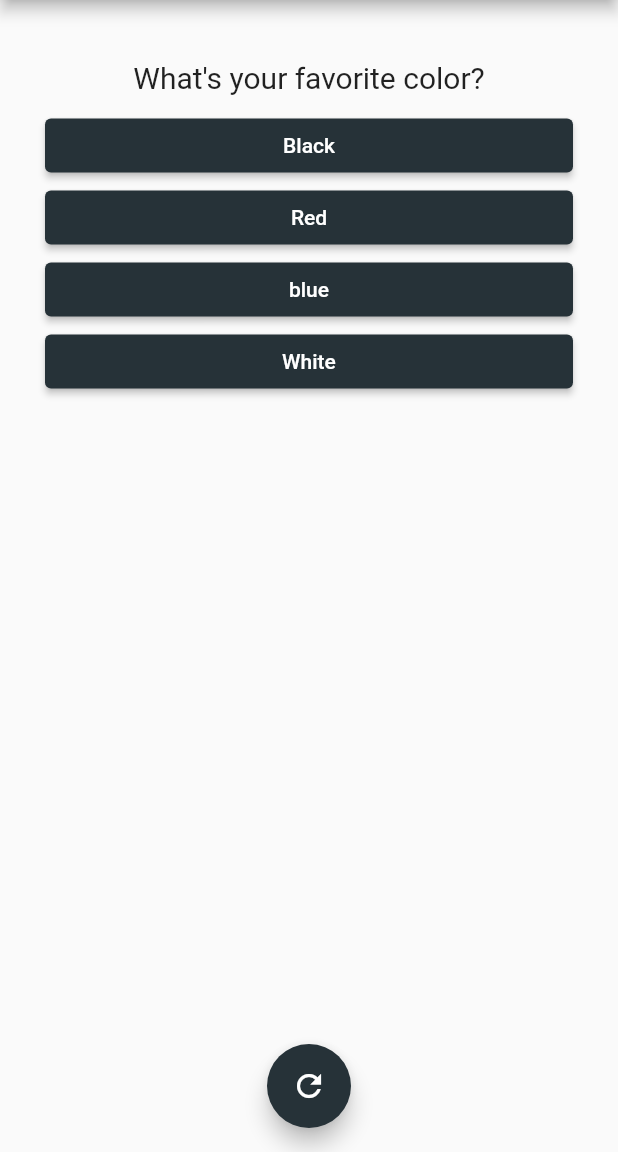
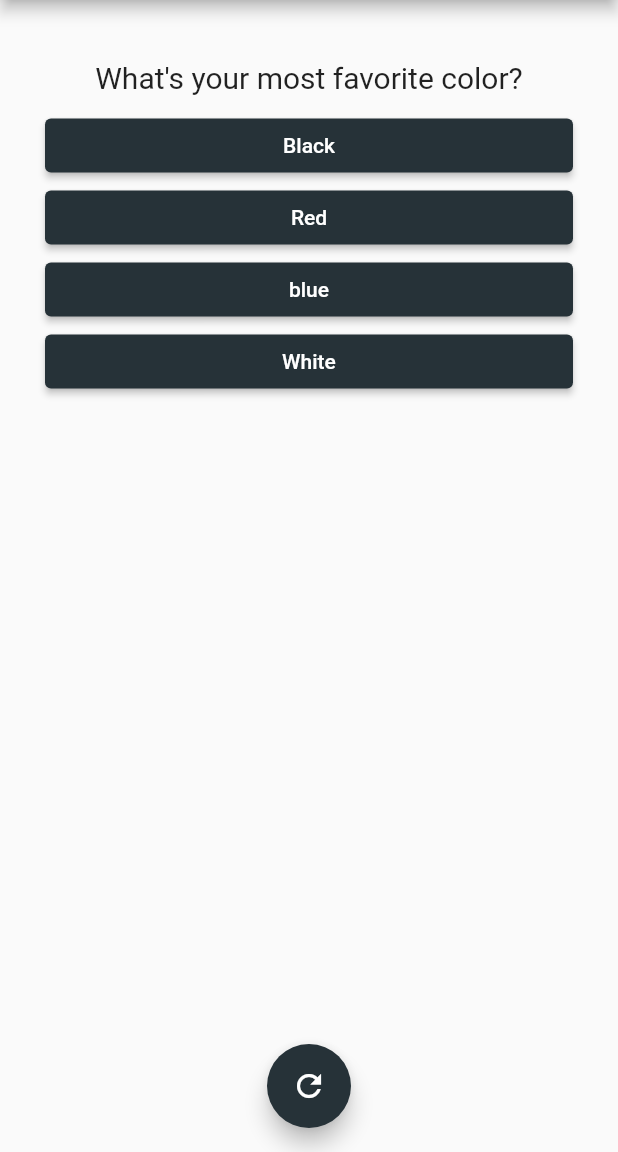
Before and after one commit to doziestar/tutisApp, a Flutter app: the screen it shows after launch, on a phone screen of 412 x 824 dp, the part 84-1236 px from its top. Run offline on Flutter 3.47's test engine with Material 2 defaults, Android fonts, the phone set to English and light mode, and no system bars.

Commit message:
✅ sect3 done

```diff
--- a/lib/utils/helper.dart
+++ b/lib/utils/helper.dart
@@ -1,6 +1,6 @@
 const questions = [
   {
-    'questionText': 'What\'s your favorite color?',
+    'questionText': 'What\'s your most favorite color?',
     'answers': [
       {'text': 'Black', 'score': 10},
       {'text': 'Red', 'score': 5},
```
